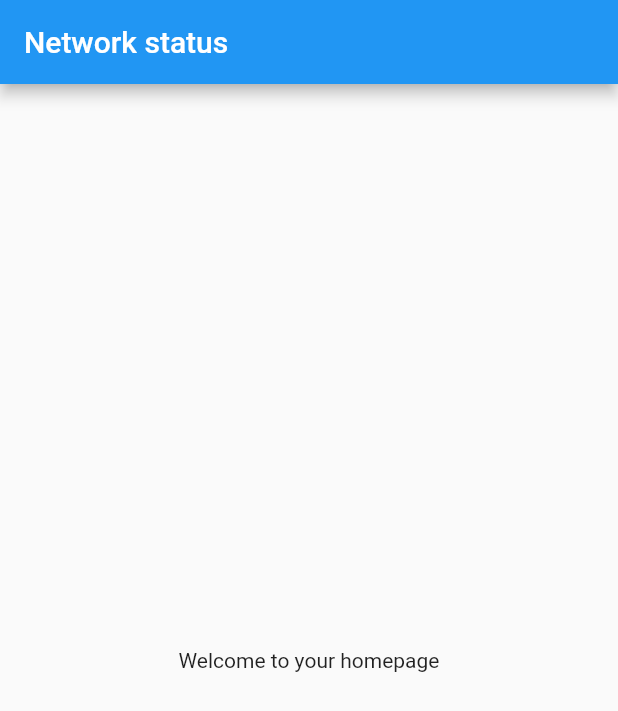
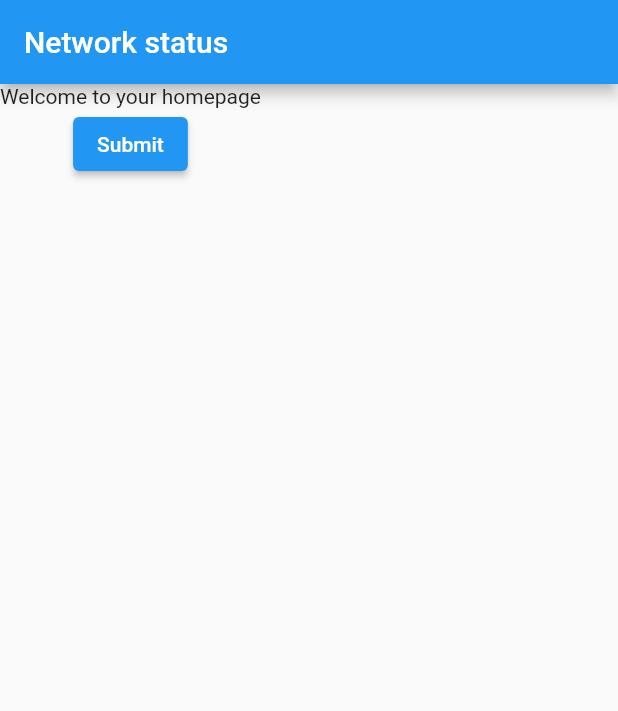
Before and after one commit to orket-sam/Ahas, a Flutter app: the screen it shows after launch, on a phone screen of 412 x 824 dp. Shown: the top 711 px of the screen. Run offline on Flutter 3.47's test engine with Material 2 defaults, Android fonts, the light colour scheme and no system bars; our stand-ins replace connectivity_plus.

Commit message:
internet check implementation

```diff
--- /dev/null
+++ b/internet_checker/lib/custom_button.dart
@@ -0,0 +1,21 @@
+import 'package:flutter/material.dart';
+import 'package:flutter/src/widgets/container.dart';
+import 'package:flutter/src/widgets/framework.dart';
+
+class CustomButton extends StatelessWidget {
+  final bool isActive;
+  final VoidCallback funky;
+  const CustomButton({super.key, required this.funky, required this.isActive});
+
+  @override
+  Widget build(BuildContext context) {
+    return ElevatedButton(
+        style: ElevatedButton.styleFrom(
+            backgroundColor: isActive ? Colors.blue : Colors.white),
+        onPressed: isActive ? funky : null,
+        child: Text(
+          'Submit',
+          style: TextStyle(color: isActive ? Colors.white : Colors.blue),
+        ));
+  }
+}
--- a/internet_checker/lib/main.dart
+++ b/internet_checker/lib/main.dart
@@ -1,5 +1,8 @@
 import 'package:flutter/cupertino.dart';
 import 'package:flutter/material.dart';
+import 'dart:io';
+import 'package:internet_checker/custom_button.dart';
+import 'package:internet_checker/second_page.dart';
 import 'package:internet_checker/service/network_service.dart';
 import 'package:provider/provider.dart';
 
@@ -7,8 +10,35 @@ void main() {
   runApp(const MyApp());
 }
 
-class MyApp extends StatelessWidget {
+class MyApp extends StatefulWidget {
   const MyApp({super.key});
+
+  @override
+  State<MyApp> createState() => _MyAppState();
+}
+
+class _MyAppState extends State<MyApp> {
+  @override
+  void initState() {
+    checkUserConnection();
+    super.initState();
+  }
+
+  bool isConnected = false;
+  Future checkUserConnection() async {
+    try {
+      final result = await InternetAddress.lookup('google.com');
+      if (result.isNotEmpty && result[0].rawAddress.isNotEmpty) {
+        setState(() {
+          isConnected = true;
+        });
+      }
+    } on SocketException catch (_) {
+      setState(() {
+        isConnected = false;
+      });
+    }
+  }
 
   @override
   Widget build(BuildContext context) {
@@ -17,7 +47,8 @@ class MyApp extends StatelessWidget {
         StreamProvider<NetworkStatus>(
             create: ((context) =>
                 NetworkService().networkStatusController.stream),
-            initialData: NetworkStatus.online),
+            initialData:
+                isConnected ? NetworkStatus.online : NetworkStatus.offline),
       ],
       child: const MaterialApp(
         home: HomeScreen(),
@@ -31,20 +62,22 @@ class HomeScreen extends StatelessWidget {
 
   @override
   Widget build(BuildContext context) {
+    NetworkService().getNetworkStatus;
+
     Future showDialogBox() {
-      return showCupertinoDialog(
+      return showDialog(
           context: context,
-          builder: ((context) {
-            return CupertinoAlertDialog(
-              actions: [
-                TextButton(
-                    onPressed: (() => Navigator.of(context).pop()),
-                    child: const Text('Ok'))
-              ],
-              title: const Text('No internet'),
-              content: const Text('Please check your internet connection'),
-            );
-          }));
+          builder: ((context) => CupertinoAlertDialog(
+                title: const Text('No internet connection'),
+                content: const Text('Please check your internet connection'),
+                actions: [
+                  TextButton(
+                      onPressed: () {
+                        Navigator.of(context).pop();
+                      },
+                      child: const Text('Ok'))
+                ],
+              )));
     }
 
     return Scaffold(
@@ -53,9 +86,24 @@ class HomeScreen extends StatelessWidget {
       ),
       body: Consumer<NetworkStatus>(
         builder: (context, value, child) {
-          value == NetworkStatus.offline ? showDialogBox() : null;
-          return const Center(
-            child: Text('Welcome to your homepage'),
+          bool isConnected = (value == NetworkStatus.online);
+          return Column(
+            children: [
+              Text(!isConnected
+                  ? 'Please connect to the internet'
+                  : 'Welcome to your homepage'),
+              GestureDetector(
+                onTap: (() {
+                  !isConnected ? showDialogBox() : null;
+                }),
+                child: CustomButton(
+                    funky: () {
+                      Navigator.of(context).push(MaterialPageRoute(
+                          builder: ((context) => const SecondScreen())));
+                    },
+                    isActive: isConnected),
+              )
+            ],
           );
         },
       ),
--- a/internet_checker/lib/service/network_service.dart
+++ b/internet_checker/lib/service/network_service.dart
@@ -8,11 +8,11 @@ class NetworkService {
   StreamController<NetworkStatus> networkStatusController = StreamController();
   NetworkService() {
     Connectivity().onConnectivityChanged.listen((status) {
-      networkStatusController.add(_getNetworkStatus(status));
+      networkStatusController.add(getNetworkStatus(status));
     });
   }
 
-  NetworkStatus _getNetworkStatus(ConnectivityResult status) {
+  NetworkStatus getNetworkStatus(ConnectivityResult status) {
     return status == ConnectivityResult.mobile ||
             status == ConnectivityResult.wifi
         ? NetworkStatus.online
```
Also changed, not shown: internet_checker/lib/second_page.dart (added, +21 -0 lines), 4 other files.
